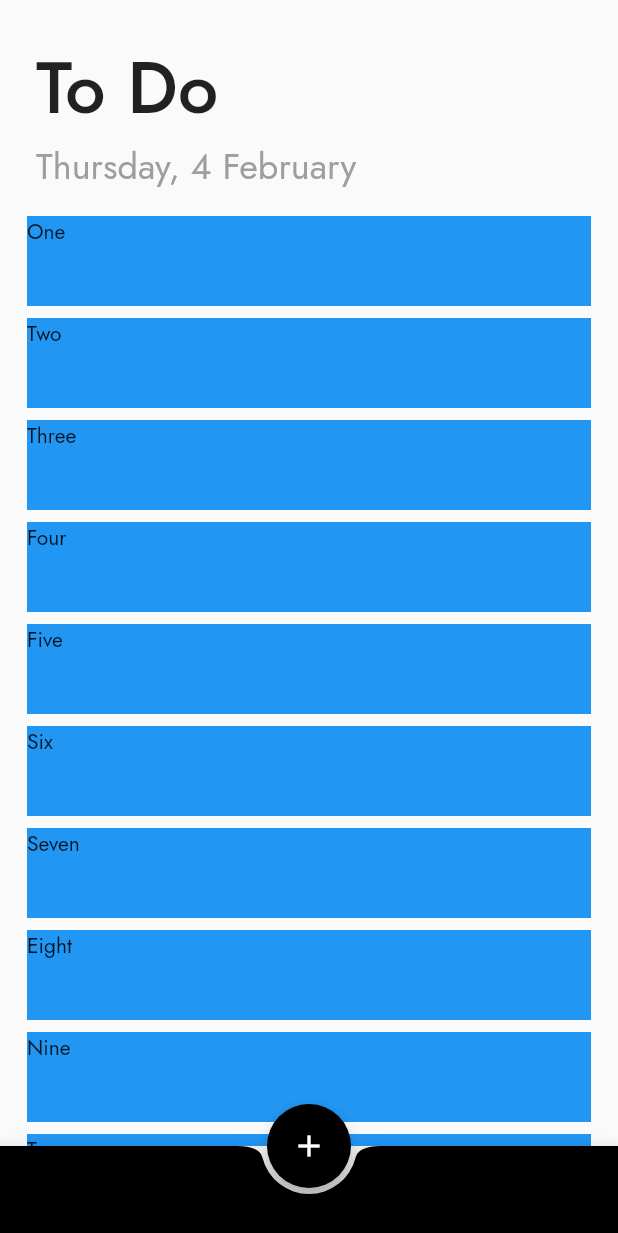
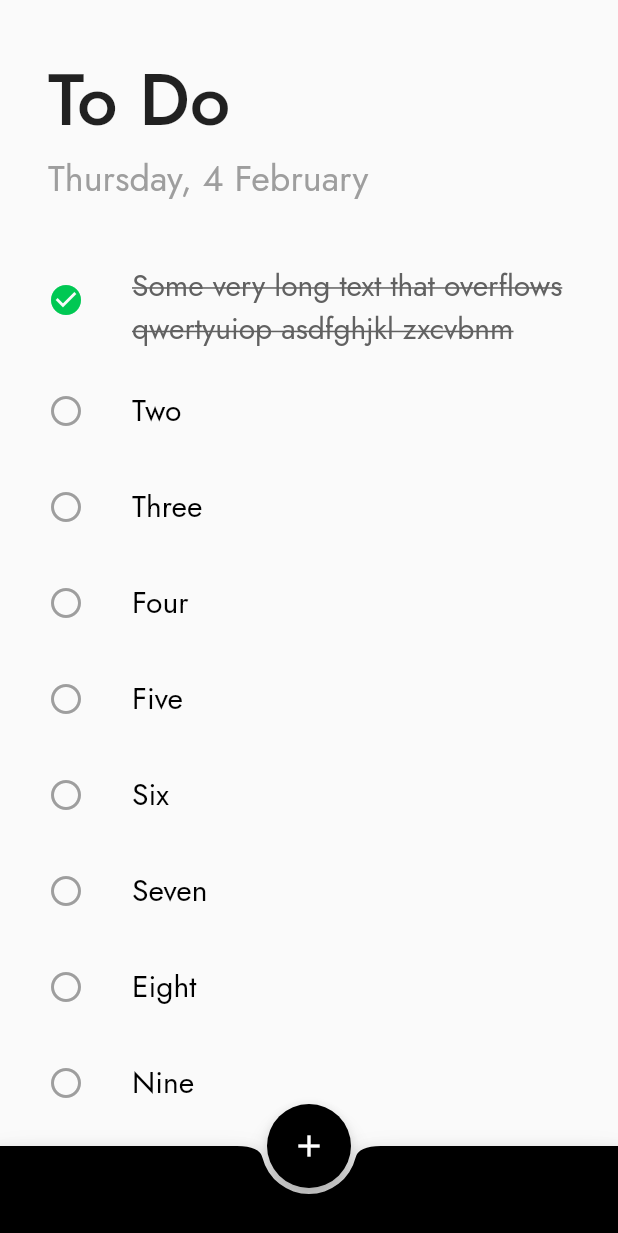
Before and after one commit to v15hv4/YATA, a Flutter app: the screen it shows after launch, on a phone screen of 412 x 824 dp. Shown: the top 1233 px of the screen. Run offline on Flutter 3.47's test engine with Material 2 defaults, Android fonts, the phone set to English and light mode, and no system bars.

Commit message:
Add styles to TodoItem

```diff
--- a/lib/views/screens/todo.dart
+++ b/lib/views/screens/todo.dart
@@ -36,7 +36,7 @@ class _TodoScreenState extends State<TodoScreen> {
                 width: double.infinity,
                 child: Padding(
                     padding:
-                        EdgeInsets.only(left: 24.0, top: 24.0, bottom: 12.0),
+                        EdgeInsets.only(left: 32.0, top: 32.0, bottom: 32.0),
                     child: Column(
                       crossAxisAlignment: CrossAxisAlignment.start,
                       children: [
--- a/lib/views/widgets/todo_item.dart
+++ b/lib/views/widgets/todo_item.dart
@@ -2,17 +2,28 @@ import 'package:flutter/material.dart';
 
 class TodoItem extends StatelessWidget {
   final Map item;
-
   TodoItem(this.item);
 
   @override
   Widget build(BuildContext context) {
     return Padding(
-      padding: const EdgeInsets.symmetric(vertical: 4.0, horizontal: 18.0),
-      child: Container(
-        child: Text(item["title"]),
-        height: 60,
-        color: Colors.blue,
+      padding: const EdgeInsets.symmetric(horizontal: 16.0, vertical: 4.0),
+      child: ListTile(
+        leading: item["completed"]
+            ? Icon(Icons.check_circle, color: Colors.greenAccent[700])
+            : Icon(
+                Icons.radio_button_off,
+                color: Colors.grey,
+              ),
+        title: Text(
+          item["title"],
+          style: TextStyle(
+              fontSize: 20,
+              color: item["completed"] ? Colors.grey[700] : Colors.black,
+              decoration:
+                  item["completed"] ? TextDecoration.lineThrough : null),
+        ),
+        onTap: () {},
       ),
     );
   }
--- a/lib/views/widgets/todo_list.dart
+++ b/lib/views/widgets/todo_list.dart
@@ -10,7 +10,12 @@ class _TodoListState extends State<TodoList> {
   @override
   Widget build(BuildContext context) {
     final _todoItems = [
-      {"title": "One", "completed": false, "timestamp": DateTime.now()},
+      {
+        "title":
+            "Some very long text that overflows qwertyuiop asdfghjkl zxcvbnm",
+        "completed": true,
+        "timestamp": DateTime.now()
+      },
       {"title": "Two", "completed": false, "timestamp": DateTime.now()},
       {"title": "Three", "completed": false, "timestamp": DateTime.now()},
       {"title": "Four", "completed": false, "timestamp": DateTime.now()},
```
